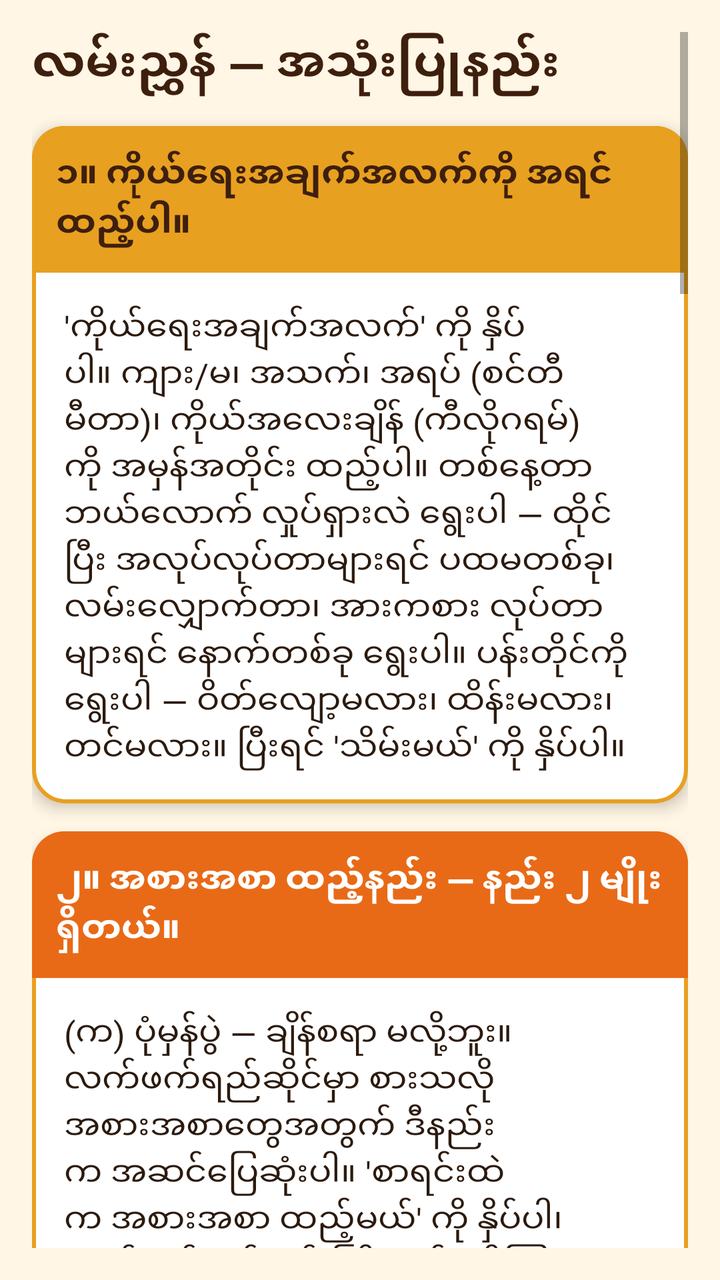
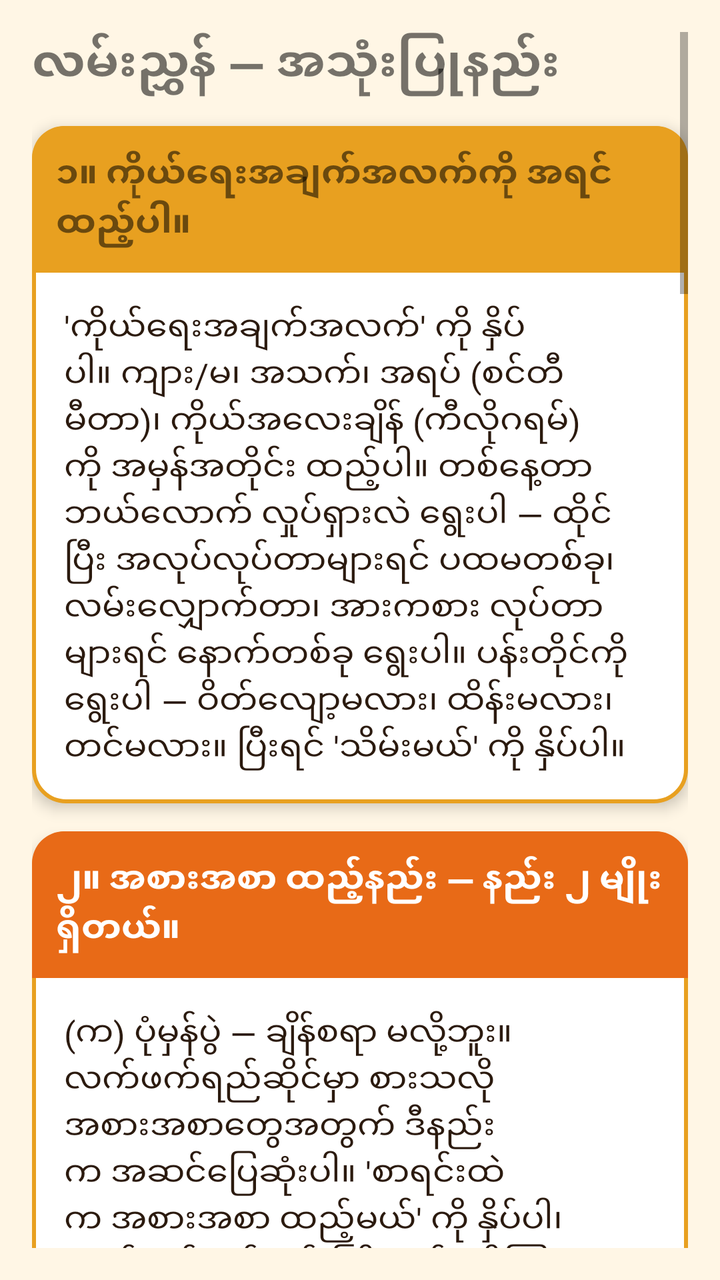

Compare the two renders of this Android layout. The source of the first and the diff that turns it into the second are given below.
<!-- AndroidManifest.xml: application theme Theme.CalorieApp -->
<!-- res/layout/activity_guide.xml -->
<?xml version="1.0" encoding="utf-8"?>
<ScrollView xmlns:android="http://schemas.android.com/apk/res/android"
    android:layout_width="match_parent"
    android:layout_height="match_parent"
    android:padding="16dp"
    android:background="@color/cream">
    <LinearLayout
        android:layout_width="match_parent"
        android:layout_height="wrap_content"
        android:orientation="vertical">
        <TextView
            android:layout_width="wrap_content"
            android:layout_height="wrap_content"
            android:text="လမ်းညွှန် — အသုံးပြုနည်း"
            android:textSize="24sp"
            android:textStyle="bold"
            android:textColor="@color/deep_brown" />

        
        <LinearLayout
            android:layout_width="match_parent"
            android:layout_height="wrap_content"
            android:layout_marginTop="14dp"
            android:orientation="vertical"
            android:background="@drawable/card_bg"
            android:elevation="4dp">
            <TextView
                android:layout_width="match_parent"
                android:layout_height="wrap_content"
                android:background="@drawable/guide_h1"
                android:padding="12dp"
                android:text="၁။ ကိုယ်ရေးအချက်အလက်ကို အရင် ထည့်ပါ။"
                android:textSize="18sp"
                android:textStyle="bold"
                android:textColor="@color/deep_brown" />
            <TextView
                android:layout_width="match_parent"
                android:layout_height="wrap_content"
                android:padding="16dp"
                android:textSize="17sp"
                android:textColor="@color/ink"
                android:text="'ကိုယ်ရေးအချက်အလက်' ကို နှိပ်ပါ။ ကျား/မ၊ အသက်၊ အရပ် (စင်တီမီတာ)၊ ကိုယ်အလေးချိန် (ကီလိုဂရမ်) ကို အမှန်အတိုင်း ထည့်ပါ။ တစ်နေ့တာ ဘယ်လောက် လှုပ်ရှားလဲ ရွေးပါ — ထိုင်ပြီး အလုပ်လုပ်တာများရင် ပထမတစ်ခု၊ လမ်းလျှောက်တာ၊ အားကစား လုပ်တာများရင် နောက်တစ်ခု ရွေးပါ။ ပန်းတိုင်ကို ရွေးပါ — ဝိတ်လျော့မလား၊ ထိန်းမလား၊ တင်မလား။ ပြီးရင် 'သိမ်းမယ်' ကို နှိပ်ပါ။" />
        </LinearLayout>

        
        <LinearLayout
            android:layout_width="match_parent"
            android:layout_height="wrap_content"
            android:layout_marginTop="14dp"
            android:orientation="vertical"
            android:background="@drawable/card_bg"
            android:elevation="4dp">
            <TextView
                android:layout_width="match_parent"
                android:layout_height="wrap_content"
                android:background="@drawable/guide_h2"
                android:padding="12dp"
                android:text="၂။ အစားအစာ ထည့်နည်း — နည်း ၂ မျိုး ရှိတယ်။"
                android:textSize="18sp"
                android:textStyle="bold"
                android:textColor="@android:color/white" />
            <TextView
                android:layout_width="match_parent"
                android:layout_height="wrap_content"
                android:padding="16dp"
                android:textSize="17sp"
                android:textColor="@color/ink"
                android:text="(က) ပုံမှန်ပွဲ — ချိန်စရာ မလို့ဘူး။\nလက်ဖက်ရည်ဆိုင်မှာ စားသလို အစားအစာတွေအတွက် ဒီနည်းက အဆင်ပြေဆုံးပါ။ 'စာရင်းထဲက အစားအစာ ထည့်မယ်' ကို နှိပ်ပါ၊ လက်ဖက်ရည်၊ နန်းကြီးသုပ်၊ အီကြာကွေး စတာတွေထဲက ရွေးပါ၊ အရေအတွက်ကို ထည့်ပါ (ဥပမာ လက်ဖက်ရည် ၂ ခွက်)။ အလေးချိန် သိစရာ မလိုဘူး။ ပုံမှန်ပွဲတစ်ပွဲစာအတွက် ခန့်မှန်းခြေ ကယ်လိုရီကို app က တွက်ပေးမယ်။\n\n(ခ) အလေးချိန်နဲ့ — ပိုတိကျချင်ရင်။\nအိမ်မှာ ချက်တဲ့ အစားအစာ၊ ကိုယ်တိုင် ချိန်လို့ရတဲ့ အစားအစာအတွက် ဒီနည်းကို သုံးပါ။ 'အစားအစာအသစ် ထည့်မယ်' ကို နှိပ်ပါ၊ နာမည်ထည့်ပါ၊ 'ဂရမ်နဲ့' ကို ရွေးပါ၊ ၁၀၀ ဂရမ်မှာ ကယ်လိုရီ ဘယ်လောက် ပါလဲ ထည့်ပါ၊ ပြီးရင် ချိန်ထားတဲ့ ဂရမ်ကို ထည့်ပါ။ ဥပမာ ထမင်း ၂၅၀ ဂရမ်၊ ၁၀၀ ဂရမ်မှာ ၁၃၀ kcal ဆိုရင် ၃၂၅ kcal လို့ တွက်ပေးမယ်။ ချိန်တာ မလိုအပ်ဘူး — လိုချင်မှသာ သုံးပါ။" />
        </LinearLayout>

        
        <LinearLayout
            android:layout_width="match_parent"
            android:layout_height="wrap_content"
            android:layout_marginTop="14dp"
            android:orientation="vertical"
            android:background="@drawable/card_bg"
            android:elevation="4dp">
            <TextView
                android:layout_width="match_parent"
                android:layout_height="wrap_content"
                android:background="@drawable/guide_h3"
                android:padding="12dp"
                android:text="၃။ စာရင်းထဲမှာ မရှိတဲ့ အစားအစာ ရှိရင် ဘာလုပ်မလဲ။"
                android:textSize="18sp"
                android:textStyle="bold"
                android:textColor="@android:color/white" />
            <TextView
                android:layout_width="match_parent"
                android:layout_height="wrap_content"
                android:padding="16dp"
                android:textSize="17sp"
                android:textColor="@color/ink"
                android:text="စိတ်မပူပါနဲ့ — တွက်လို့ မရဘူး ဆိုတာ မရှိဘူး။ 'အစားအစာအသစ် ထည့်မယ်' ကို နှိပ်ပြီး နာမည်နဲ့ ကယ်လိုရီကို တစ်ခါ ထည့်လိုက်ပါ။ အထုပ်ပေါ်က ကယ်လိုရီကို ကြည့်ထည့်တာ အကောင်းဆုံးပါ၊ မရှိရင် စံ ခန့်မှန်းခြေကို ထည့်ပါ။ ထည့်ပြီးရင် အဲဒီအစားအစာက ကိုယ့်စာရင်းထဲမှာ အမြဲတမ်း ကျန်နေမယ်၊ နောက်ရက်တွေမှာ 'ကိုယ့်စာရင်း' ကနေ ပြန်ရွေးရုံပဲ။ ဒီလိုနဲ့ စာရင်းက ခင်ဗျား စားနေကျ အစားအစာတွေနဲ့ ပြည့်လာမယ်။" />
        </LinearLayout>

        
        <LinearLayout
            android:layout_width="match_parent"
            android:layout_height="wrap_content"
            android:layout_marginTop="14dp"
            android:orientation="vertical"
            android:background="@drawable/card_bg"
            android:elevation="4dp">
            <TextView
                android:layout_width="match_parent"
                android:layout_height="wrap_content"
                android:background="@drawable/guide_h4"
                android:padding="12dp"
                android:text="၄။ BMR၊ TDEE၊ ပန်းတိုင် ဆိုတာ ဘာလဲ။"
                android:textSize="18sp"
                android:textStyle="bold"
                android:textColor="@android:color/white" />
            <TextView
                android:layout_width="match_parent"
                android:layout_height="wrap_content"
                android:padding="16dp"
                android:textSize="17sp"
                android:textColor="@color/ink"
                android:text="BMR ဆိုတာ ဘာမှမလုပ်ပဲ၊ အိပ်နေရင်တောင် အသက်ရှူဖို့၊ နှလုံးခုန်ဖို့ တစ်နေ့လုံး လောင်တဲ့ ကယ်လိုရီပါ။\nTDEE ဆိုတာ BMR ကို လှုပ်ရှားမှုနဲ့ မြှောက်ထားတာ — တစ်နေ့တာ တကယ် လောင်တဲ့ ပမာဏပါ။\nပန်းတိုင်က TDEE ကနေ တွက်တာပါ — ဝိတ်လျော့မယ်ဆိုရင် TDEE ထက် ၅၀၀ လျှော့တယ်၊ ဝိတ်ထိန်းမယ်ဆိုရင် TDEE အတိုင်းပဲ၊ ဝိတ်တင်မယ်ဆိုရင် TDEE ထက် ၃၀၀ ပေါင်းတယ်။" />
        </LinearLayout>

        
        <LinearLayout
            android:layout_width="match_parent"
            android:layout_height="wrap_content"
            android:layout_marginTop="14dp"
            android:orientation="vertical"
            android:background="@drawable/card_bg"
            android:elevation="4dp">
            <TextView
                android:layout_width="match_parent"
                android:layout_height="wrap_content"
                android:background="@drawable/guide_h5"
                android:padding="12dp"
                android:text="၅။ တွက်နည်း ဘယ်လောက် တိကျလဲ။"
                android:textSize="18sp"
                android:textStyle="bold"
                android:textColor="@color/deep_brown" />
            <TextView
                android:layout_width="match_parent"
                android:layout_height="wrap_content"
                android:padding="16dp"
                android:textSize="17sp"
                android:textColor="@color/ink"
                android:text="ဒီ formula (Mifflin-St Jeor) က အာဟာရပညာရှင်တွေ သုံးတဲ့ ဆေးဘက်ဆိုင်ရာ စံပြ formula ပါ။ ဒါပေမယ့် ရလဒ် တိကျဖို့က ခင်ဗျား ထည့်တဲ့ အရပ်၊ ကိုယ်အလေးချိန်၊ လှုပ်ရှားမှု မှန်ဖို့ လိုတယ်။ အစားအစာကိုလည်း တိတိကျကျ ထည့်ဖို့ လိုတယ် — ဂရမ်နဲ့ ချိန်ထည့်ရင် ပိုတိကျတယ်။ တစ်ယောက်ချင်းစီရဲ့ ဇီဝကမ္မနဲ့ ချက်ပြုတ်နည်းပေါ်မူတည်ပြီး အနည်းငယ် ကွာနိုင်တယ်။ ဓာတ်ခွဲခန်း တိုင်းတာမှ ၁၀၀% တိကျမယ်။" />
        </LinearLayout>

        
        <LinearLayout
            android:layout_width="match_parent"
            android:layout_height="wrap_content"
            android:layout_marginTop="14dp"
            android:orientation="vertical"
            android:background="@drawable/card_bg"
            android:elevation="4dp">
            <TextView
                android:layout_width="match_parent"
                android:layout_height="wrap_content"
                android:background="@drawable/guide_h6"
                android:padding="12dp"
                android:text="၆။ ဘယ်အခြေအနေတွေမှာ ဆရာဝန်နဲ့ တိုင်ပင်ရမလဲ။"
                android:textSize="18sp"
                android:textStyle="bold"
                android:textColor="@android:color/white" />
            <TextView
                android:layout_width="match_parent"
                android:layout_height="wrap_content"
                android:padding="16dp"
                android:textSize="17sp"
                android:textColor="@color/ink"
                android:text="ဆီးချိုရောဂါ၊ ကျောက်ကပ်ရောဂါ၊ ကိုယ်ဝန်ရှိနေတာ၊ အစားအသောက် ဆိုင်ရာ ရောဂါ၊ ဆေးသောက်နေရတာမျိုးရှိရင် ဒီ app ရဲ့ ပန်းတိုင်ကို အတိုင်း မလိုက်ပဲ၊ ဆရာဝန်သတ်မှတ်တဲ့ ပန်းတိုင်နဲ့သာ သုံးပါ။" />
        </LinearLayout>

        
        <LinearLayout
            android:layout_width="match_parent"
            android:layout_height="wrap_content"
            android:layout_marginTop="14dp"
            android:orientation="vertical"
            android:background="@drawable/card_bg"
            android:elevation="4dp">
            <TextView
                android:layout_width="match_parent"
                android:layout_height="wrap_content"
                android:background="@drawable/guide_h7"
                android:padding="12dp"
                android:text="၇။ Offline နဲ့ လုံခြုံမှု။"
                android:textSize="18sp"
                android:textStyle="bold"
                android:textColor="@android:color/white" />
            <TextView
                android:layout_width="match_parent"
                android:layout_height="wrap_content"
                android:padding="16dp"
                android:textSize="17sp"
                android:textColor="@color/ink"
                android:text="ဒီ app က အင်တာနက် လုံးဝ မသုံးဘူး။ အကောင့် မလိုဘူး။ ဒေတာအားလုံး ဖုန်းထဲမှာပဲ ရှိတယ်။ AI လည်း မပါဘူး၊ API key လည်း မတောင်းဘူး။" />
        </LinearLayout>

        
        <LinearLayout
            android:layout_width="match_parent"
            android:layout_height="wrap_content"
            android:layout_marginTop="14dp"
            android:layout_marginBottom="16dp"
            android:orientation="vertical"
            android:background="@drawable/card_bg"
            android:elevation="4dp">
            <TextView
                android:layout_width="match_parent"
                android:layout_height="wrap_content"
                android:background="@drawable/guide_h8"
                android:padding="12dp"
                android:text="၈။ ဒေတာ မပျောက်ဘူး — ရက်ကြာကြာ မဖွင့်လည်း အတူတူပဲ။"
                android:textSize="18sp"
                android:textStyle="bold"
                android:textColor="@android:color/white" />
            <TextView
                android:layout_width="match_parent"
                android:layout_height="wrap_content"
                android:padding="16dp"
                android:textSize="17sp"
                android:textColor="@color/ink"
                android:text="စားထားတဲ့ စာရင်းနဲ့ ကိုယ့်အစားအစာ စာရင်းကို ဖုန်းထဲမှာ အမြဲတမ်း သိမ်းထားတယ်။ App ကို ပိတ်လိုက်၊ ဖုန်းကို restart လုပ်လိုက်၊ ရက်သတ္တပတ်နဲ့ချီ မဖွင့်ပဲ နေလိုက် — ပြန်ဖွင့်တဲ့အခါ ဒေတာ အတိုင်း ပြန်ပေါ်မယ်။ နေ့အလိုက် ခွဲသိမ်းထားတယ် — ဒီနေ့ စားတာက ဒီနေ့အောက်မှာပဲ ပေါ်မယ်၊ အရင်ရက်တွေက စားတာတွေက သူတို့ရက်အောက်မှာ ကျန်နေမယ်၊ ဒီနေ့ထဲ ရောမသွားဘူး။ ပြတဲ့ ရက်စွဲကလည်း ဖုန်းရဲ့ ဒေသ ရက်စွဲ အတိုင်းပဲ ဖြစ်တယ်။" />
        </LinearLayout>
    </LinearLayout>
</ScrollView>
<!-- resources referenced by this layout -->
<resources>
  <color name="cream">#FFF6E5</color>
  <color name="deep_brown">#3E1F0E</color>
  <color name="ink">#2B1A0E</color>
  <!-- drawable card_bg (drawable) -->
  <?xml version="1.0" encoding="utf-8"?>
  <shape xmlns:android="http://schemas.android.com/apk/res/android"
      android:shape="rectangle">
      <solid android:color="@color/card" />
      <stroke android:width="2dp" android:color="@color/gold" />
      <corners android:radius="16dp" />
  </shape>
  <!-- drawable guide_h1 (drawable) -->
  <?xml version="1.0" encoding="utf-8"?>
  <shape xmlns:android="http://schemas.android.com/apk/res/android"
      android:shape="rectangle">
      <solid android:color="#E8A020" />
      <corners
          android:topLeftRadius="16dp"
          android:topRightRadius="16dp"
          android:bottomLeftRadius="0dp"
          android:bottomRightRadius="0dp" />
  </shape>
  <!-- drawable guide_h2 (drawable) -->
  <?xml version="1.0" encoding="utf-8"?>
  <shape xmlns:android="http://schemas.android.com/apk/res/android"
      android:shape="rectangle">
      <solid android:color="#E86A17" />
      <corners
          android:topLeftRadius="16dp"
          android:topRightRadius="16dp"
          android:bottomLeftRadius="0dp"
          android:bottomRightRadius="0dp" />
  </shape>
  <!-- drawable guide_h3 (drawable) -->
  <?xml version="1.0" encoding="utf-8"?>
  <shape xmlns:android="http://schemas.android.com/apk/res/android"
      android:shape="rectangle">
      <solid android:color="#7A1F1F" />
      <corners
          android:topLeftRadius="16dp"
          android:topRightRadius="16dp"
          android:bottomLeftRadius="0dp"
          android:bottomRightRadius="0dp" />
  </shape>
  <!-- drawable guide_h4 (drawable) -->
  <?xml version="1.0" encoding="utf-8"?>
  <shape xmlns:android="http://schemas.android.com/apk/res/android"
      android:shape="rectangle">
      <solid android:color="#3E1F0E" />
      <corners
          android:topLeftRadius="16dp"
          android:topRightRadius="16dp"
          android:bottomLeftRadius="0dp"
          android:bottomRightRadius="0dp" />
  </shape>
  <!-- drawable guide_h5 (drawable) -->
  <?xml version="1.0" encoding="utf-8"?>
  <shape xmlns:android="http://schemas.android.com/apk/res/android"
      android:shape="rectangle">
      <solid android:color="#C47A12" />
      <corners
          android:topLeftRadius="16dp"
          android:topRightRadius="16dp"
          android:bottomLeftRadius="0dp"
          android:bottomRightRadius="0dp" />
  </shape>
  <!-- drawable guide_h6 (drawable) -->
  <?xml version="1.0" encoding="utf-8"?>
  <shape xmlns:android="http://schemas.android.com/apk/res/android"
      android:shape="rectangle">
      <solid android:color="#B84A0E" />
      <corners
          android:topLeftRadius="16dp"
          android:topRightRadius="16dp"
          android:bottomLeftRadius="0dp"
          android:bottomRightRadius="0dp" />
  </shape>
  <!-- drawable guide_h7 (drawable) -->
  <?xml version="1.0" encoding="utf-8"?>
  <shape xmlns:android="http://schemas.android.com/apk/res/android"
      android:shape="rectangle">
      <solid android:color="#8E2B2B" />
      <corners
          android:topLeftRadius="16dp"
          android:topRightRadius="16dp"
          android:bottomLeftRadius="0dp"
          android:bottomRightRadius="0dp" />
  </shape>
  <!-- drawable guide_h8 (drawable) -->
  <?xml version="1.0" encoding="utf-8"?>
  <shape xmlns:android="http://schemas.android.com/apk/res/android"
      android:shape="rectangle">
      <solid android:color="#5C3317" />
      <corners
          android:topLeftRadius="16dp"
          android:topRightRadius="16dp"
          android:bottomLeftRadius="0dp"
          android:bottomRightRadius="0dp" />
  </shape>
  <color name="card">#FFFFFF</color>
  <color name="gold">#E8A020</color>
  <color name="orange">#E86A17</color>
  <color name="maroon">#7A1F1F</color>
  <!-- unchanged entries left out for length: 1 -->
</resources>

<!-- the commit's change to res/layout/activity_guide.xml (unified diff, before → after) -->
@@ -3,7 +3,7 @@
     android:layout_width="match_parent"
     android:layout_height="match_parent"
     android:padding="16dp"
-    android:background="@color/cream">
+    android:background="@color/ice">
     <LinearLayout
         android:layout_width="match_parent"
         android:layout_height="wrap_content"
@@ -14,7 +14,7 @@
             android:text="လမ်းညွှန် — အသုံးပြုနည်း"
             android:textSize="24sp"
             android:textStyle="bold"
-            android:textColor="@color/deep_brown" />
+            android:textColor="@color/deep_navy" />
 
         
         <LinearLayout
@@ -32,7 +32,7 @@
                 android:text="၁။ ကိုယ်ရေးအချက်အလက်ကို အရင် ထည့်ပါ။"
                 android:textSize="18sp"
                 android:textStyle="bold"
-                android:textColor="@color/deep_brown" />
+                android:textColor="@color/deep_navy" />
             <TextView
                 android:layout_width="match_parent"
                 android:layout_height="wrap_content"
@@ -136,7 +136,7 @@
                 android:text="၅။ တွက်နည်း ဘယ်လောက် တိကျလဲ။"
                 android:textSize="18sp"
                 android:textStyle="bold"
-                android:textColor="@color/deep_brown" />
+                android:textColor="@color/deep_navy" />
             <TextView
                 android:layout_width="match_parent"
                 android:layout_height="wrap_content"
